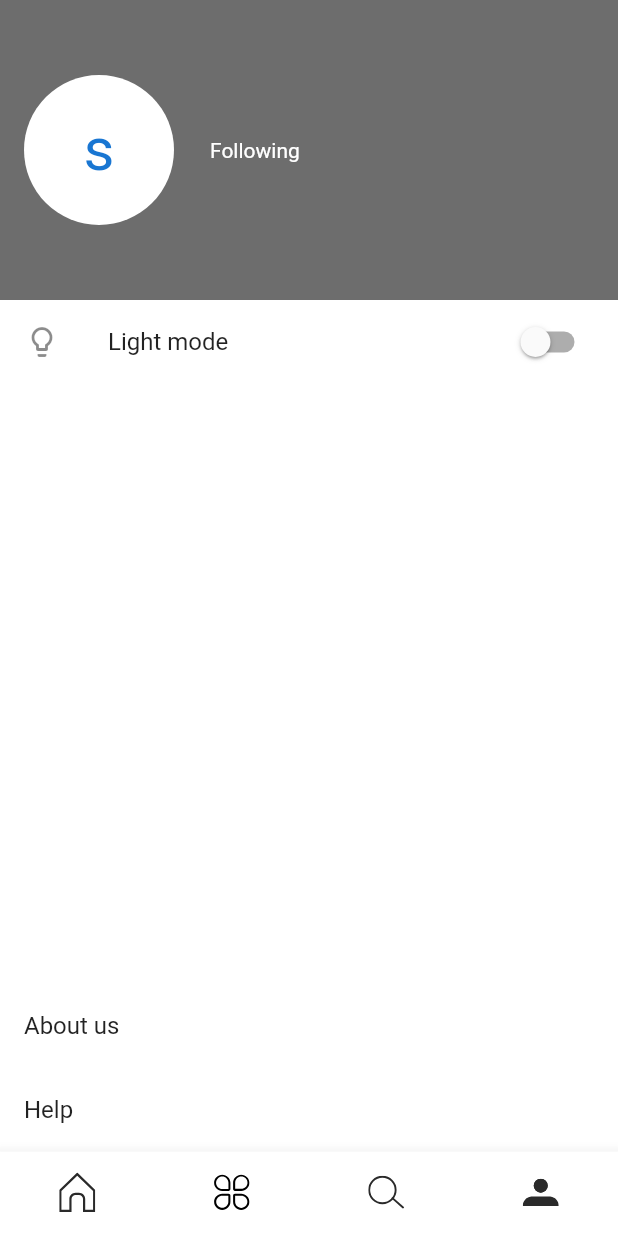
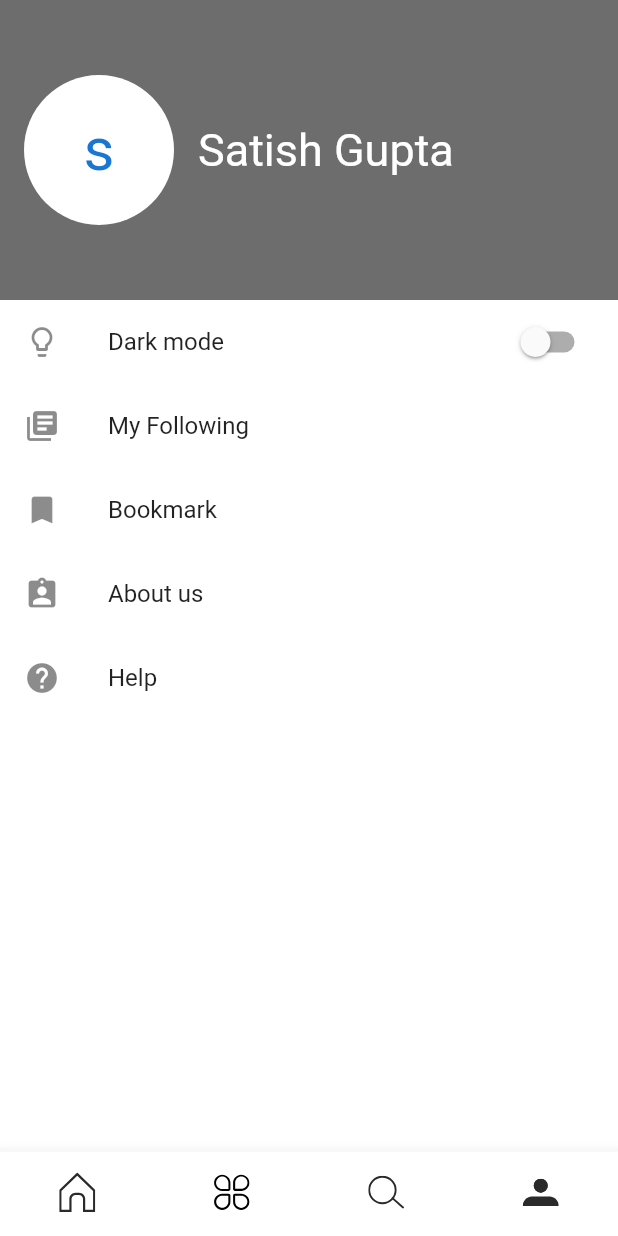
Before and after one commit to satishngupta27/Newspaper, a Flutter app: the screen it shows after launch, item 4 of the bottom bar chosen, on a phone screen of 412 x 824 dp. Run offline on Flutter 3.47's test engine with Material 2 defaults, Android fonts, the phone set to English and light mode, and no system bars; our stand-ins replace flutter_svg, google_fonts, share, webview_flutter; network calls fail.

Commit message:
bookmar added

```diff
--- a/lib/main.dart
+++ b/lib/main.dart
@@ -1,7 +1,8 @@
 import 'package:flutter/cupertino.dart';
 import 'package:flutter/material.dart';
-import 'package:flutter/services.dart';
+import 'package:newspaper/provider/bookmark_provider.dart';
 import 'package:newspaper/widget/bottom_nav.dart';
+import 'package:provider/provider.dart';
 
 void main() {
   runApp(MyApp());
@@ -11,7 +12,13 @@ class MyApp extends StatelessWidget {
   // This widget is the root of your application.
   @override
   Widget build(BuildContext context) {
-    return MaterialApp(
+    return MultiProvider(
+      providers: [
+        ChangeNotifierProvider.value(
+          value: BookMark(),
+        )
+      ],
+      child: MaterialApp(
         title: 'Flutter News',
         debugShowCheckedModeBanner: false,
         theme: ThemeData(
@@ -19,6 +26,7 @@ class MyApp extends StatelessWidget {
           visualDensity: VisualDensity.adaptivePlatformDensity,
         ),
         home: BottomNav(),
+      ),
     );
   }
 }
--- a/lib/model/news.dart
+++ b/lib/model/news.dart
@@ -11,16 +11,18 @@ class News {
   String content;
   String source;
   String publishedAt;
+  bool isSaved;
 
-  News(
-      {this.author,
+  News({this.author,
     this.title,
     this.description,
     this.url,
     this.urlToImage,
     this.content,
     this.source,
-      this.publishedAt});
+    this.publishedAt,
+    this.isSaved = false
+  });
 }
 
 class Articles {
--- a/lib/screen/Account_screen.dart
+++ b/lib/screen/Account_screen.dart
@@ -1,5 +1,6 @@
 import 'package:flutter/material.dart';
 import 'package:google_fonts/google_fonts.dart';
+import 'package:newspaper/screen/bookmarked_screen.dart';
 import 'package:newspaper/widget/constants.dart';
 
 class AccountScreen extends StatefulWidget {
@@ -31,19 +32,14 @@ class _AccountScreenState extends State<AccountScreen> {
                       radius: 50,
                     ),
                   ),
-                  Padding(
-                    padding: const EdgeInsets.all(8.0),
-                    child: Container(
-                      child: Text(
-                        'Following',
-                        style: TextStyle(color: Colors.white),
-                      ),
-                    ),
+                  Text(
+                    'Satish Gupta',
+                    style: TextStyle(color: Colors.white, fontSize: 30),
                   )
                 ],
               )),
           SwitchListTile(
-            title: const Text('Light mode'),
+            title: const Text('Dark mode'),
             value: _lights,
             onChanged: (bool value) {
               setState(() {
@@ -52,12 +48,26 @@ class _AccountScreenState extends State<AccountScreen> {
             },
             secondary: const Icon(Icons.lightbulb_outline),
           ),
-          Spacer(),
           ListTile(
+            leading: Icon(Icons.library_books),
+            title: Text('My Following'),
+            onTap: () {},
+          ),
+          ListTile(
+            leading: Icon(Icons.bookmark),
+            title: Text('Bookmark'),
+            onTap: () {
+              Navigator.push(
+                  context, MaterialPageRoute(builder: (_) => BookMarkScreen()));
+            },
+          ),
+          ListTile(
+            leading: Icon(Icons.assignment_ind),
             title: Text('About us'),
             onTap: () {},
           ),
           ListTile(
+            leading: Icon(Icons.help),
             title: Text('Help'),
             onTap: () {},
           ),
--- /dev/null
+++ b/lib/screen/bookmarked_screen.dart
@@ -0,0 +1,29 @@
+import 'package:flutter/material.dart';
+import 'package:newspaper/provider/bookmark_provider.dart';
+import 'package:newspaper/widget/search_tile.dart';
+import 'package:provider/provider.dart';
+
+class BookMarkScreen extends StatelessWidget {
+  @override
+  Widget build(BuildContext context) {
+    final bookmark = Provider.of<BookMark>(context);
+    return Scaffold(
+      appBar: AppBar(
+        title: Text('bookmarks'),
+        elevation: 0,
+      ),
+      body: Container(
+        padding: const EdgeInsets.all(16),
+        child: ListView.builder(
+            itemCount: bookmark.items.length,
+            itemBuilder: (ctx, i) => SearchedTile(
+                  title: bookmark.items[i].title,
+                  url: bookmark.items[i].url,
+                  imageUrl: bookmark.items[i].urlToImage,
+                  source: bookmark.items[i].source,
+                  publishedAt: bookmark.items[i].publishedAt,
+                )),
+      ),
+    );
+  }
+}
--- a/lib/widget/search_by_source.dart
+++ b/lib/widget/search_by_source.dart
@@ -56,7 +56,6 @@ class _SearchBySourceState extends State<SearchBySource> {
                             itemBuilder: (context, index) => SearchedTile(
                                   imageUrl: articles[index].urlToImage,
                                   title: articles[index].title,
-                                  description: articles[index].description,
                                   url: articles[index].url,
                                   source: articles[index].source,
                                   publishedAt: articles[index].publishedAt,
--- a/lib/widget/search_by_topic.dart
+++ b/lib/widget/search_by_topic.dart
@@ -52,7 +52,6 @@ class _SearchByTopicState extends State<SearchByTopic> {
                         itemBuilder: (context, index) => SearchedTile(
                             imageUrl: articles[index].urlToImage,
                             title: articles[index].title,
-                            description: articles[index].description,
                             url: articles[index].url,
                             source: articles[index].source,
                             publishedAt: articles[index].publishedAt)),
--- a/lib/widget/search_tile.dart
+++ b/lib/widget/search_tile.dart
@@ -7,7 +7,7 @@ import 'package:newspaper/widget/constants.dart';
 class SearchedTile extends StatelessWidget {
   final String imageUrl;
   final String title;
-  final String description;
+
   final String url;
   final String source;
   final String publishedAt;
@@ -15,7 +15,6 @@ class SearchedTile extends StatelessWidget {
   SearchedTile(
       {@required this.imageUrl,
       @required this.title,
-      this.description,
       @required this.url,
       @required this.source,
       @required this.publishedAt});
--- a/lib/widget/single_blogTile.dart
+++ b/lib/widget/single_blogTile.dart
@@ -1,7 +1,10 @@
 import 'package:flutter/material.dart';
 import 'package:google_fonts/google_fonts.dart';
 import 'package:intl/intl.dart';
+import 'package:newspaper/provider/bookmark_provider.dart';
 import 'package:newspaper/screen/full_articel_screen.dart';
+import 'package:provider/provider.dart';
+import 'package:share/share.dart';
 
 class BlogTile extends StatelessWidget {
   final String imageUrl;
@@ -21,6 +24,7 @@ class BlogTile extends StatelessWidget {
 
   @override
   Widget build(BuildContext context) {
+    final bookmark = Provider.of<BookMark>(context);
     return GestureDetector(
       onTap: () {
         Navigator.push(
@@ -69,13 +73,19 @@ class BlogTile extends StatelessWidget {
                     .toString()),
                 Spacer(),
                 IconButton(
-                  icon: Icon(Icons.bookmark),
-                  onPressed: () {},
+                  icon: Icon(Icons.bookmark_border),
+                  onPressed: () {
+                    bookmark.addItem(title, url, imageUrl, source, publishedAt);
+                  },
                   iconSize: 18,
                 ),
                 IconButton(
                   icon: Icon(Icons.share),
-                  onPressed: () {},
+                  onPressed: () {
+                    Share.share(url,
+                        subject: title
+                    );
+                  },
                   iconSize: 18,
                 )
               ],
--- a/pubspec.yaml
+++ b/pubspec.yaml
@@ -30,6 +30,7 @@ dependencies:
   flutter_svg: ^0.17.4
   intl: ^0.16.1
   provider: ^3.0.0
+  share:
 
 
   # The following adds the Cupertino Icons font to your application.
```
Also changed, not shown: lib/provider/bookmark_provider.dart (added, +29 -0 lines), pubspec.lock. Lines whose indentation alone changed are shown as unchanged.
